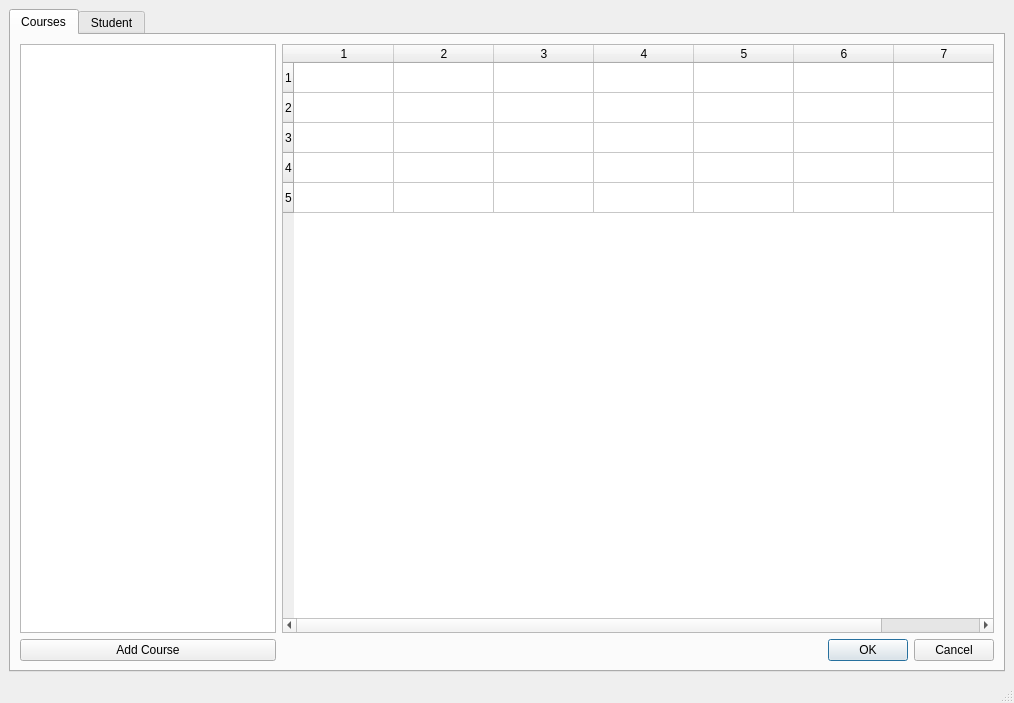
The window that ui/App.ui (fatihsezgin/FaceRecognition) describes before a commit, drawn with Qt 5.
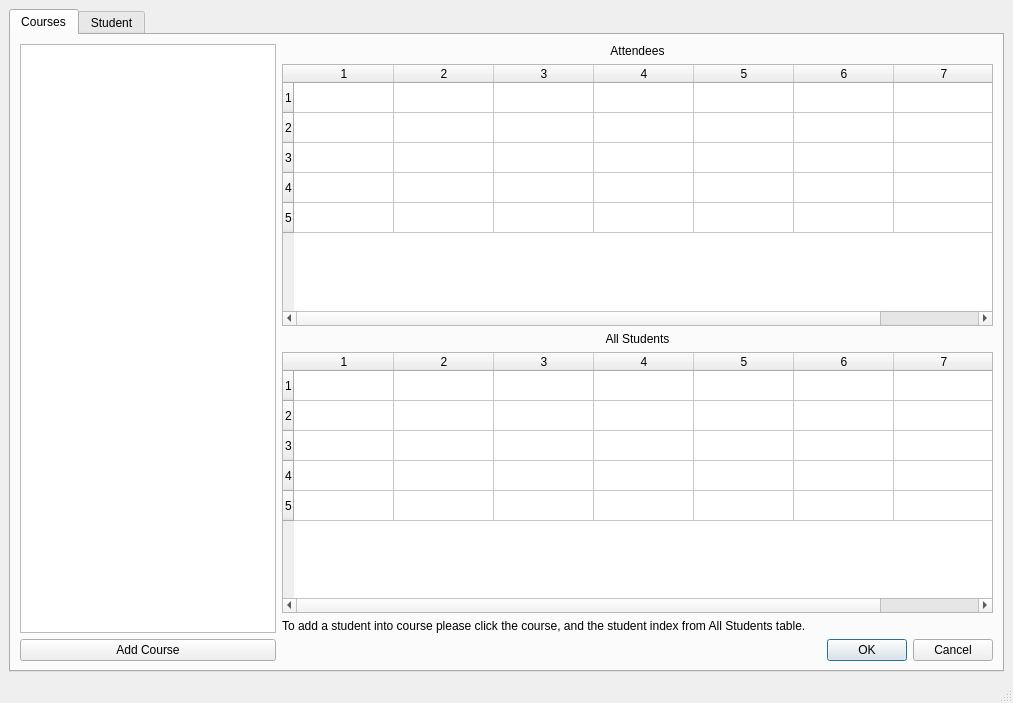
The same window after the commit.

```diff
--- a/ui/App.ui
+++ b/ui/App.ui
@@ -6,7 +6,7 @@
    <rect>
     <x>0</x>
     <y>0</y>
-    <width>1014</width>
+    <width>1013</width>
     <height>703</height>
    </rect>
   </property>
@@ -57,7 +57,17 @@
           <item>
            <layout class="QVBoxLayout" name="verticalLayout_3">
             <item>
-             <widget class="QTableWidget" name="tableWidget">
+             <widget class="QLabel" name="label">
+              <property name="text">
+               <string>Attendees</string>
+              </property>
+              <property name="alignment">
+               <set>Qt::AlignCenter</set>
+              </property>
+             </widget>
+            </item>
+            <item>
+             <widget class="QTableWidget" name="courseStudentTable">
               <property name="rowCount">
                <number>5</number>
               </property>
@@ -78,6 +88,54 @@
               <column/>
              </widget>
             </item>
+            <item>
+             <widget class="QLabel" name="label_2">
+              <property name="text">
+               <string>All Students</string>
+              </property>
+              <property name="alignment">
+               <set>Qt::AlignCenter</set>
+              </property>
+             </widget>
+            </item>
+            <item>
+             <widget class="QTableWidget" name="allStudentTable">
+              <property name="rowCount">
+               <number>5</number>
+              </property>
+              <property name="columnCount">
+               <number>7</number>
+              </property>
+              <row/>
+              <row/>
+              <row/>
+              <row/>
+              <row/>
+              <column/>
+              <column/>
+              <column/>
+              <column/>
+              <column/>
+              <column/>
+              <column/>
+             </widget>
+            </item>
+            <item>
+             <widget class="QLabel" name="label_3">
+              <property name="sizePolicy">
+               <sizepolicy hsizetype="Minimum" vsizetype="Minimum">
+                <horstretch>0</horstretch>
+                <verstretch>0</verstretch>
+               </sizepolicy>
+              </property>
+              <property name="layoutDirection">
+               <enum>Qt::LeftToRight</enum>
+              </property>
+              <property name="text">
+               <string>To add a student into course please click the course, and the student index from All Students table.</string>
+              </property>
+             </widget>
+            </item>
             <item>
              <widget class="QDialogButtonBox" name="buttonBox">
               <property name="standardButtons">
```
Left out of the diff: 2 changed lines with no effect on the pictures.
